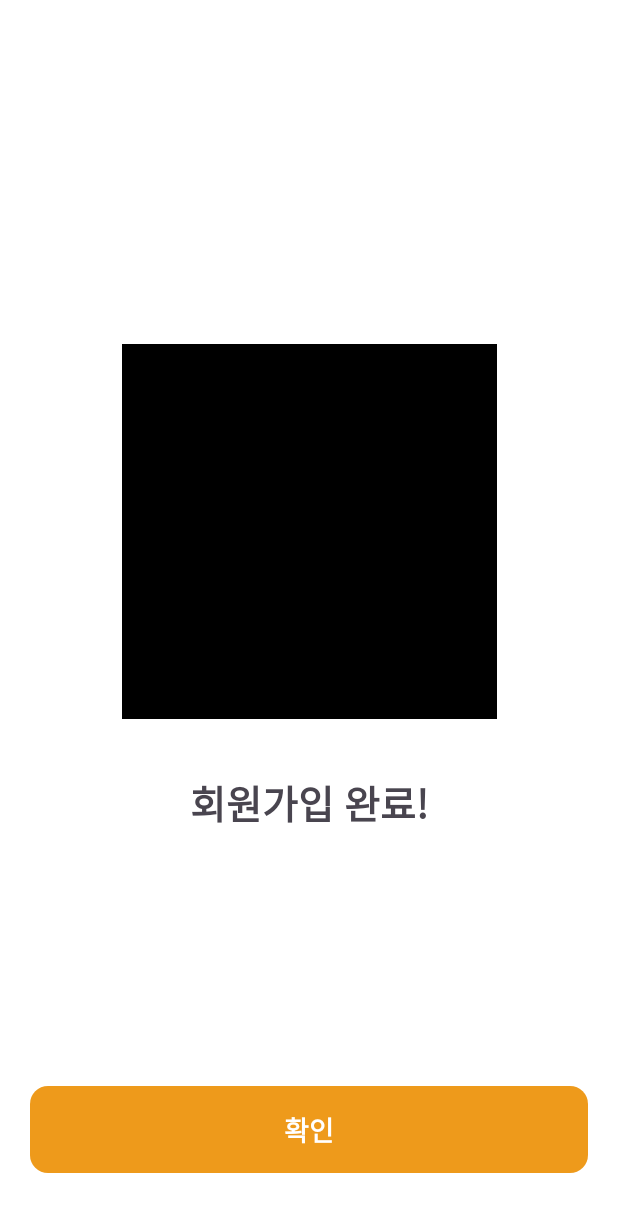
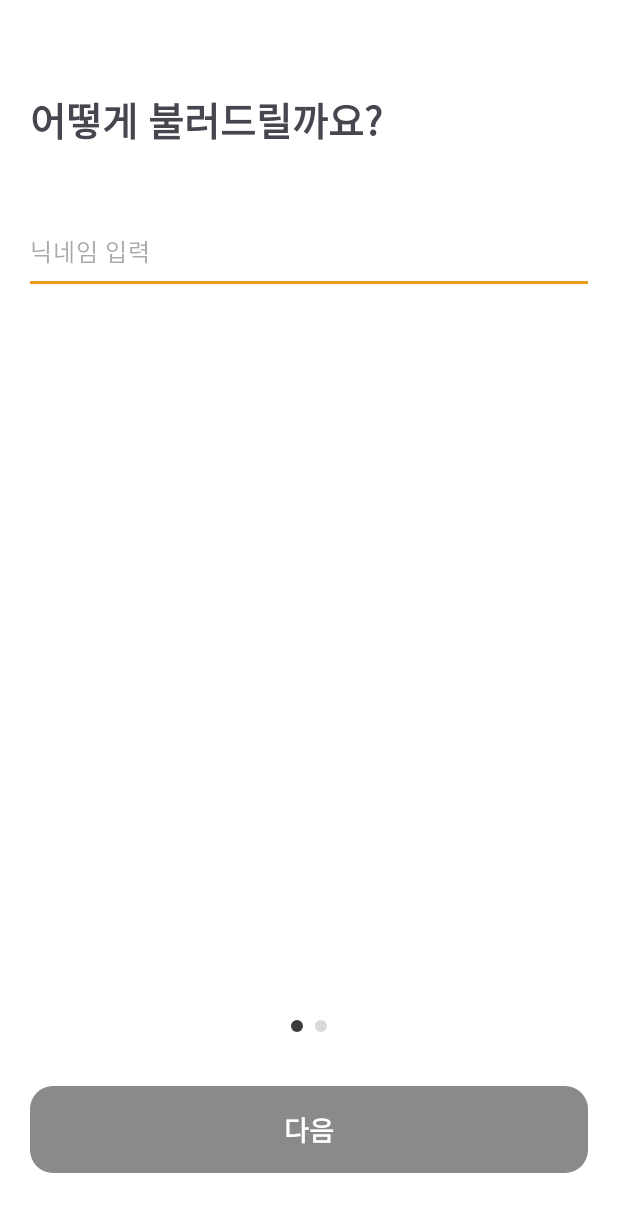
Before and after one commit to Team-PatPat/PatPat-Android, an Android app: the JoinCompleteActivity screen opened directly, with no data from a screen before it, after a tap on "확인", on a phone screen of 412 x 824 dp. Shown: the top 1212 px of the screen. Run offline under Robolectric (Android 15) with nearby library versions, the light colour scheme and no system bars.

Commit message:
feat : 닉네임 입력 화면

```diff
--- a/app/src/main/AndroidManifest.xml
+++ b/app/src/main/AndroidManifest.xml
@@ -15,6 +15,9 @@
         android:supportsRtl="true"
         android:theme="@style/Theme.PatPat"
         tools:targetApi="31">
+        <activity
+            android:name=".ui.join.JoinInfoActivity"
+            android:exported="false" />
         <activity
             android:name=".ui.join.JoinCompleteActivity"
             android:exported="false" />
--- a/app/src/main/java/com/simply407/patpat/ui/join/JoinCompleteActivity.kt
+++ b/app/src/main/java/com/simply407/patpat/ui/join/JoinCompleteActivity.kt
@@ -1,5 +1,6 @@
 package com.simply407.patpat.ui.join
 
+import android.content.Intent
 import android.os.Bundle
 import androidx.activity.enableEdgeToEdge
 import androidx.appcompat.app.AppCompatActivity
@@ -30,7 +31,10 @@ class JoinCompleteActivity : AppCompatActivity() {
 
     private fun onClickButton() {
         binding.buttonCheckJoinComplete.setOnClickListener {
-            SharedPreferencesManager.setFirstJoinComplete(true)
+            // SharedPreferencesManager.setFirstJoinComplete(true)
+            val intent = Intent(this, JoinInfoActivity::class.java)
+            startActivity(intent)
+            finish()
         }
     }
 }
--- /dev/null
+++ b/app/src/main/java/com/simply407/patpat/ui/join/JoinInfoActivity.kt
@@ -0,0 +1,75 @@
+package com.simply407.patpat.ui.join
+
+import android.content.Context
+import android.os.Bundle
+import android.view.MotionEvent
+import android.view.inputmethod.InputMethodManager
+import androidx.activity.enableEdgeToEdge
+import androidx.appcompat.app.AppCompatActivity
+import androidx.core.view.ViewCompat
+import androidx.core.view.WindowInsetsCompat
+import androidx.fragment.app.Fragment
+import com.google.android.material.textfield.TextInputEditText
+import com.simply407.patpat.R
+
+class JoinInfoActivity : AppCompatActivity() {
+    override fun onCreate(savedInstanceState: Bundle?) {
+        super.onCreate(savedInstanceState)
+        enableEdgeToEdge()
+        setContentView(R.layout.activity_join_info)
+        ViewCompat.setOnApplyWindowInsetsListener(findViewById(R.id.main)) { v, insets ->
+            val systemBars = insets.getInsets(WindowInsetsCompat.Type.systemBars())
+            v.setPadding(systemBars.left, systemBars.top, systemBars.right, systemBars.bottom)
+            insets
+        }
+        addFragment(JOIN_NICK_NAME_FRAGMENT, false, null)
+    }
+
+    override fun dispatchTouchEvent(ev: MotionEvent?): Boolean {
+        val imm: InputMethodManager = getSystemService(Context.INPUT_METHOD_SERVICE) as InputMethodManager
+        imm.hideSoftInputFromWindow(currentFocus?.windowToken, 0)
+
+        if(currentFocus is TextInputEditText) {
+            currentFocus!!.clearFocus()
+        }
+
+        return super.dispatchTouchEvent(ev)
+    }
+
+    fun addFragment(name: String, addToBackStack: Boolean, bundle: Bundle?) {
+        val fragmentTransaction = supportFragmentManager.beginTransaction()
+
+        // 현재 추가된 모든 프래그먼트를 숨깁니다.
+        val currentFragments = supportFragmentManager.fragments
+        for (fragment in currentFragments) {
+            fragmentTransaction.hide(fragment)
+        }
+
+        // 이름에 따라 새 프래그먼트를 찾거나 생성합니다.
+        var newFragment = supportFragmentManager.findFragmentByTag(name)
+
+        if (newFragment == null) {
+            newFragment = when(name) {
+                JOIN_NICK_NAME_FRAGMENT -> JoinNickNameFragment()
+                else -> Fragment()
+            }
+            // 새 프래그먼트를 추가합니다. 태그를 사용하여 찾을 수 있도록 합니다.
+            fragmentTransaction.add(R.id.fragment_container_join_info, newFragment, name)
+        } else {
+            // 프래그먼트가 이미 존재한다면 보여줍니다.
+            fragmentTransaction.show(newFragment)
+        }
+
+        newFragment.arguments = bundle
+
+        if (addToBackStack) {
+            fragmentTransaction.addToBackStack(name)
+        }
+
+        fragmentTransaction.commit()
+    }
+
+    companion object {
+        const val JOIN_NICK_NAME_FRAGMENT = "JoinNickNameFragment"
+    }
+}
--- /dev/null
+++ b/app/src/main/java/com/simply407/patpat/ui/join/JoinNickNameFragment.kt
@@ -0,0 +1,57 @@
+package com.simply407.patpat.ui.join
+
+
+import android.os.Bundle
+import android.text.Editable
+import android.text.TextWatcher
+import androidx.fragment.app.Fragment
+import android.view.LayoutInflater
+import android.view.View
+import android.view.ViewGroup
+import com.simply407.patpat.R
+import com.simply407.patpat.databinding.FragmentJoinNickNameBinding
+
+class JoinNickNameFragment : Fragment() {
+
+    private lateinit var joinInfoActivity: JoinInfoActivity
+    private lateinit var binding: FragmentJoinNickNameBinding
+
+    override fun onCreateView(
+        inflater: LayoutInflater, container: ViewGroup?,
+        savedInstanceState: Bundle?
+    ): View? {
+
+        binding = FragmentJoinNickNameBinding.inflate(layoutInflater, container, false)
+
+        checkValidText()
+
+        return binding.root
+    }
+
+    fun checkValidText() {
+        binding.textInputLayoutJoinNickName.editText?.addTextChangedListener(object : TextWatcher {
+            override fun beforeTextChanged(s: CharSequence?, start: Int, count: Int, after: Int) {}
+
+            override fun onTextChanged(s: CharSequence?, start: Int, before: Int, count: Int) {
+                // Do nothing
+            }
+
+            override fun afterTextChanged(s: Editable?) {
+                s?.let {
+                    if (it.length == 15) {
+                        binding.textInputLayoutJoinNickName.helperText = "입력은 최대 15자까지 가능합니다."
+                    } else {
+                        binding.textInputLayoutJoinNickName.helperText = null
+                    }
+
+                    if (it.isEmpty()) {
+                        binding.buttonCheckJoinComplete.setBackgroundResource(R.drawable.bg_gray_r15)
+                    } else{
+                        binding.buttonCheckJoinComplete.setBackgroundResource(R.drawable.bg_orange_r15)
+                    }
+                }
+            }
+        })
+    }
+
+}
--- /dev/null
+++ b/app/src/main/res/color/text_input_line.xml
@@ -0,0 +1,4 @@
+<?xml version="1.0" encoding="utf-8"?>
+<selector xmlns:android="http://schemas.android.com/apk/res/android">
+    <item android:color="@color/orange" android:state_enabled="true" />
+</selector>
--- /dev/null
+++ b/app/src/main/res/drawable/bg_gray_r15.xml
@@ -0,0 +1,6 @@
+<?xml version="1.0" encoding="utf-8"?>
+<shape xmlns:android="http://schemas.android.com/apk/res/android"
+    android:shape="rectangle">
+    <solid android:color="@color/gray" />
+    <corners android:radius="15dp" />
+</shape>
--- a/app/src/main/res/drawable/bg_orange_r20.xml
+++ b/app/src/main/res/drawable/bg_orange_r15.xml
@@ -2,5 +2,5 @@
 <shape xmlns:android="http://schemas.android.com/apk/res/android"
     android:shape="rectangle">
     <solid android:color="@color/orange" />
-    <corners android:radius="12dp" />
+    <corners android:radius="15dp" />
 </shape>
--- /dev/null
+++ b/app/src/main/res/drawable/ic_dot_one.xml
@@ -0,0 +1,12 @@
+<vector xmlns:android="http://schemas.android.com/apk/res/android"
+    android:width="24dp"
+    android:height="8dp"
+    android:viewportWidth="24"
+    android:viewportHeight="8">
+  <path
+      android:pathData="M4,4m-4,0a4,4 0,1 1,8 0a4,4 0,1 1,-8 0"
+      android:fillColor="#3C3C3C"/>
+  <path
+      android:pathData="M20,4m-4,0a4,4 0,1 1,8 0a4,4 0,1 1,-8 0"
+      android:fillColor="#D9D9D9"/>
+</vector>
--- a/app/src/main/res/layout/activity_join_complete.xml
+++ b/app/src/main/res/layout/activity_join_complete.xml
@@ -38,7 +38,7 @@
         android:layout_marginStart="20dp"
         android:layout_marginEnd="20dp"
         android:layout_marginBottom="42dp"
-        android:background="@drawable/bg_orange_r20"
+        android:background="@drawable/bg_orange_r15"
         android:stateListAnimator="@null"
         android:text="@string/check"
         android:textColor="@color/white"
--- /dev/null
+++ b/app/src/main/res/layout/activity_join_info.xml
@@ -0,0 +1,16 @@
+<?xml version="1.0" encoding="utf-8"?>
+<androidx.constraintlayout.widget.ConstraintLayout xmlns:android="http://schemas.android.com/apk/res/android"
+    xmlns:app="http://schemas.android.com/apk/res-auto"
+    xmlns:tools="http://schemas.android.com/tools"
+    android:id="@+id/main"
+    android:layout_width="match_parent"
+    android:layout_height="match_parent"
+    android:background="@color/white"
+    tools:context=".ui.join.JoinInfoActivity">
+
+    <androidx.fragment.app.FragmentContainerView
+        android:id="@+id/fragment_container_join_info"
+        android:layout_width="match_parent"
+        android:layout_height="match_parent" />
+
+</androidx.constraintlayout.widget.ConstraintLayout>
--- /dev/null
+++ b/app/src/main/res/layout/fragment_join_nick_name.xml
@@ -0,0 +1,72 @@
+<?xml version="1.0" encoding="utf-8"?>
+<androidx.constraintlayout.widget.ConstraintLayout xmlns:android="http://schemas.android.com/apk/res/android"
+    xmlns:app="http://schemas.android.com/apk/res-auto"
+    xmlns:tools="http://schemas.android.com/tools"
+    android:layout_width="match_parent"
+    android:layout_height="match_parent"
+    android:layout_marginStart="20dp"
+    android:layout_marginEnd="20dp"
+    android:background="@color/white"
+    tools:context=".ui.join.JoinNickNameFragment">
+
+    <TextView
+        android:id="@+id/textView_title_join_nick_name"
+        android:layout_width="wrap_content"
+        android:layout_height="wrap_content"
+        android:layout_marginTop="60dp"
+        android:text="@string/title_join_nick_name"
+        android:textSize="26sp"
+        android:textStyle="bold"
+        app:layout_constraintStart_toStartOf="parent"
+        app:layout_constraintTop_toTopOf="parent" />
+
+    <com.google.android.material.textfield.TextInputLayout
+        android:id="@+id/textInputLayout_join_nick_name"
+        style="?attr/textInputFilledStyle"
+        android:layout_width="match_parent"
+        android:layout_height="wrap_content"
+        android:layout_marginTop="44dp"
+        app:boxStrokeColor="@color/text_input_line"
+        app:boxStrokeWidth="2dp"
+        app:endIconMode="clear_text"
+        app:hintEnabled="false"
+        app:layout_constraintTop_toBottomOf="@+id/textView_title_join_nick_name">
+
+        <com.google.android.material.textfield.TextInputEditText
+            android:id="@+id/textInputEditText_join_nick_name"
+            android:layout_width="match_parent"
+            android:layout_height="wrap_content"
+            android:background="@color/white"
+            android:ellipsize="end"
+            android:hint="@string/nick_name_hint"
+            android:maxLength="15"
+            android:paddingStart="0dp"
+            android:paddingTop="12dp" />
+
+    </com.google.android.material.textfield.TextInputLayout>
+
+    <ImageView
+        android:layout_width="wrap_content"
+        android:layout_height="wrap_content"
+        android:layout_marginBottom="36dp"
+        android:src="@drawable/ic_dot_one"
+        app:layout_constraintBottom_toTopOf="@+id/button_check_join_complete"
+        app:layout_constraintEnd_toEndOf="parent"
+        app:layout_constraintStart_toStartOf="parent" />
+
+    <androidx.appcompat.widget.AppCompatButton
+        android:id="@+id/button_check_join_complete"
+        android:layout_width="match_parent"
+        android:layout_height="58dp"
+        android:layout_marginBottom="42dp"
+        android:background="@drawable/bg_gray_r15"
+        android:stateListAnimator="@null"
+        android:text="@string/next"
+        android:textColor="@color/white"
+        android:textSize="18sp"
+        android:textStyle="bold"
+        app:layout_constraintBottom_toBottomOf="parent"
+        app:layout_constraintEnd_toEndOf="parent"
+        app:layout_constraintStart_toStartOf="parent" />
+
+</androidx.constraintlayout.widget.ConstraintLayout>
--- a/app/src/main/res/layout/item_onboarding_one.xml
+++ b/app/src/main/res/layout/item_onboarding_one.xml
@@ -35,7 +35,7 @@
         android:layout_marginStart="20dp"
         android:layout_marginEnd="20dp"
         android:layout_marginBottom="42dp"
-        android:background="@drawable/bg_orange_r20"
+        android:background="@drawable/bg_orange_r15"
         android:stateListAnimator="@null"
         android:text="@string/next"
         android:textColor="@color/white"
--- a/app/src/main/res/layout/item_onboarding_two.xml
+++ b/app/src/main/res/layout/item_onboarding_two.xml
@@ -36,7 +36,7 @@
         android:layout_marginStart="20dp"
         android:layout_marginEnd="20dp"
         android:layout_marginBottom="42dp"
-        android:background="@drawable/bg_orange_r20"
+        android:background="@drawable/bg_orange_r15"
         android:stateListAnimator="@null"
         android:text="@string/start"
         android:textColor="@color/white"
--- a/app/src/main/res/values/colors.xml
+++ b/app/src/main/res/values/colors.xml
@@ -5,4 +5,6 @@
 
     <color name="orange">#EE9A1B</color>
 
+    <color name="gray">#8A8A8A</color>
+
 </resources>
--- a/app/src/main/res/values/strings.xml
+++ b/app/src/main/res/values/strings.xml
@@ -1,9 +1,15 @@
 <resources>
     <string name="app_name">PatPat</string>
+
+    <!-- TODO: Remove or change this placeholder text -->
+    <string name="hello_blank_fragment">Hello blank fragment</string>
+
     <string name="title_onboarding_one">고민이 있나요?</string>
     <string name="next">다음</string>
     <string name="title_onboarding_two">시원한 해결책과\n따뜻한 위로를 주는\n친구들을 만나보세요!</string>
     <string name="start">시작하기</string>
     <string name="check">확인</string>
     <string name="title_join_complete">회원가입 완료!</string>
+    <string name="title_join_nick_name">어떻게 불러드릴까요?</string>
+    <string name="nick_name_hint">닉네임 입력</string>
 </resources>
```
